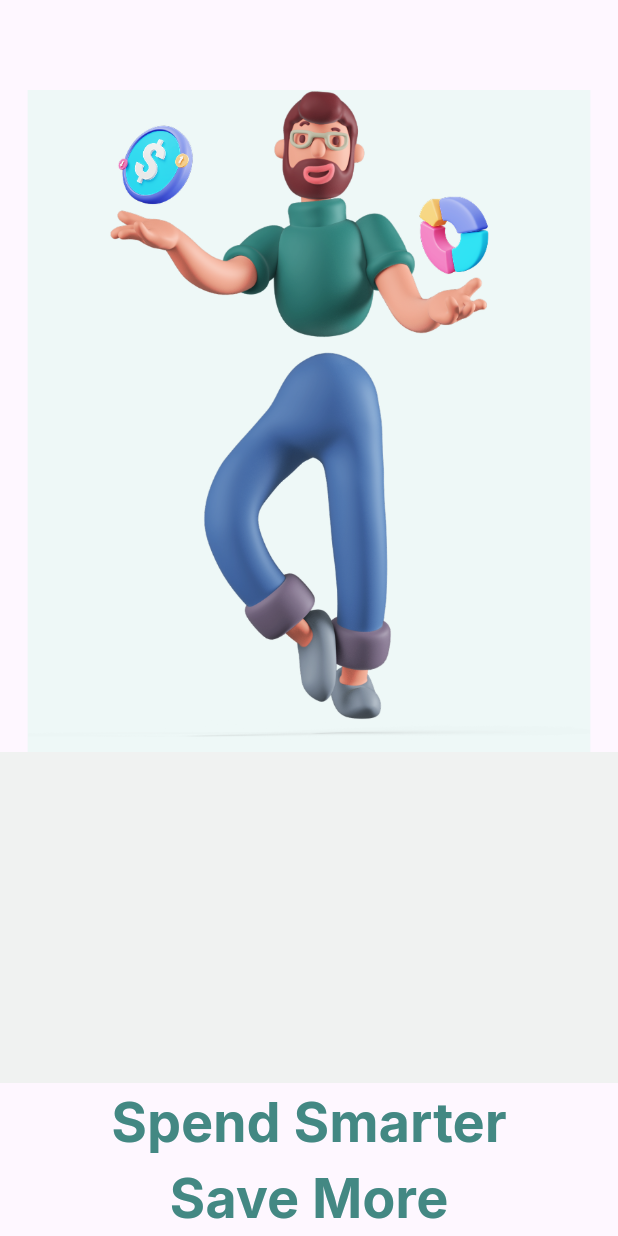
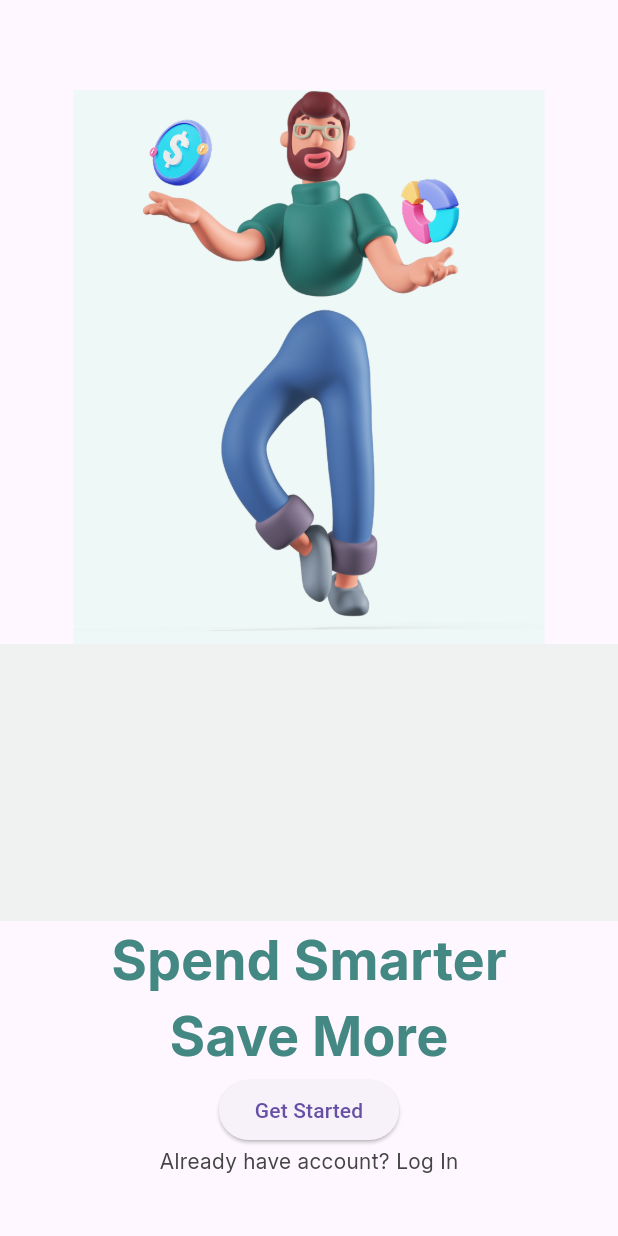
Before and after one commit to brunathaisjc/app_financeiro, a Flutter app: the screen it shows after launch, on a phone screen of 412 x 824 dp. Run offline on Flutter 3.47's test engine with Material 3 defaults, Android fonts, the phone set to English and light mode, and no system bars.

Commit message:
adicionando botao

```diff
--- a/lib/common/constants/app_colors.dart
+++ b/lib/common/constants/app_colors.dart
@@ -13,5 +13,6 @@ class AppColors {
 
   static const Color white = Color.fromARGB(255, 240, 242, 241);
   static const Color brancoGelo = Color(0xFFEEF8F7);
+  static const Color cinza = Color(0xFF444444);
 
 }
--- a/lib/common/constants/app_text_styles.dart
+++ b/lib/common/constants/app_text_styles.dart
@@ -14,4 +14,10 @@ class AppTextStyles {
     fontSize: 36.0,
     fontWeight: FontWeight.w700,
   );
+
+  static const TextStyle pequenoTexto = TextStyle(
+    fontFamily: 'Inter',
+    fontSize: 14.0,
+    fontWeight: FontWeight.w500,
+  );
 }
--- a/lib/features/onboarding/onboarding_page.dart
+++ b/lib/features/onboarding/onboarding_page.dart
@@ -8,8 +8,9 @@ class OnboardingPage extends StatelessWidget {
   @override
   Widget build(BuildContext context) {
     return Scaffold(
-      body: Column(
-        children: [
+      body: Align(
+        child: Column(
+          children: [
           const SizedBox(height: 60.0),
           Expanded(
             flex: 2,
@@ -33,7 +34,18 @@ class OnboardingPage extends StatelessWidget {
           style: AppTextStyles.medioTexto.copyWith(
               color: AppColors.verdeDois),
           ),
-        ],
+          ElevatedButton(
+            onPressed: (){},
+          child: Text('Get Started'),
+          ),
+          Text(
+            'Already have account? Log In',
+          style: AppTextStyles.pequenoTexto.copyWith(
+              color: AppColors.cinza),
+          ),
+          const SizedBox(height: 40.0),
+          ],
+        ),
       ),
     );
   }
```
